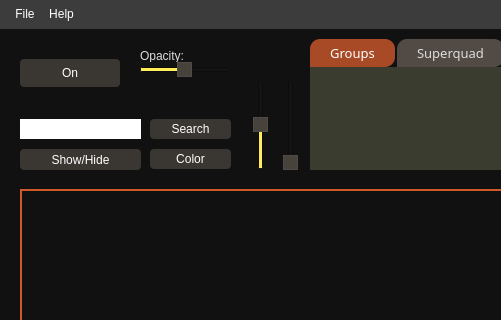
First picture: the form in aperio.ui, repository MHDante/Aperio, before the edit; both pictures show x 0 to 501 and y 0 to 320 of the 881 by 590 pixel window.
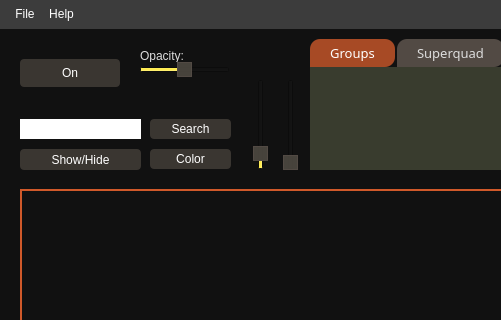
Second picture: the form after the edit. Icons and pictures are not drawn.

The edit to the form file:
```diff
--- a/aperio.ui
+++ b/aperio.ui
@@ -345,7 +345,7 @@
      <number>256</number>
     </property>
     <property name="value">
-     <number>128</number>
+     <number>32</number>
     </property>
     <property name="orientation">
      <enum>Qt::Vertical</enum>
```
